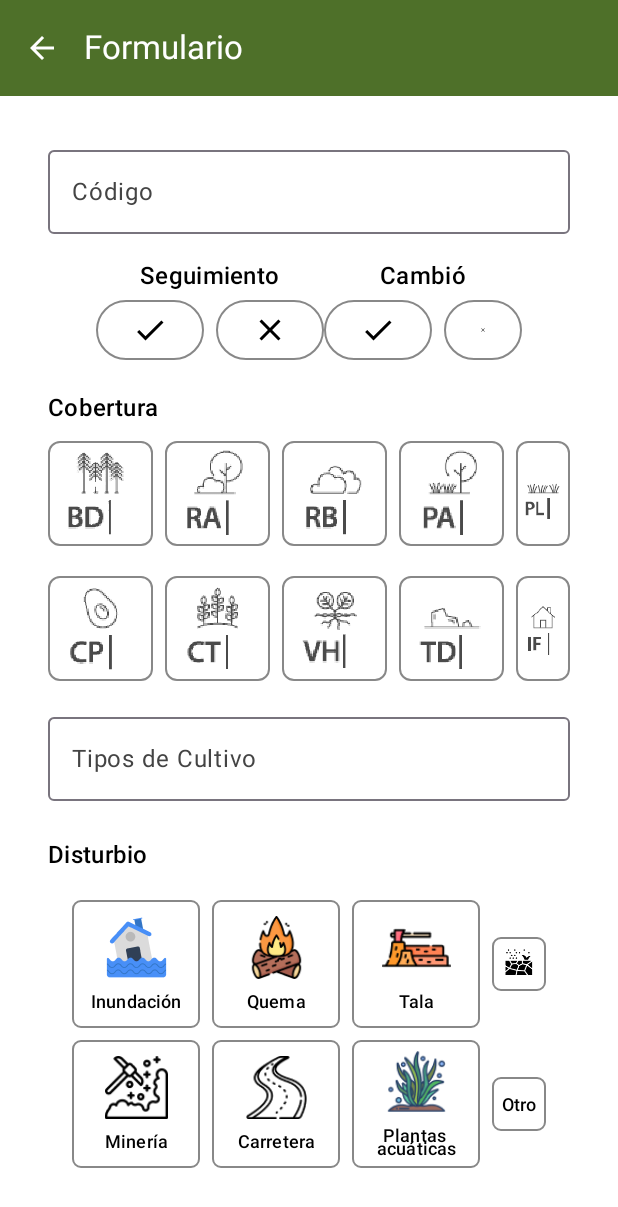
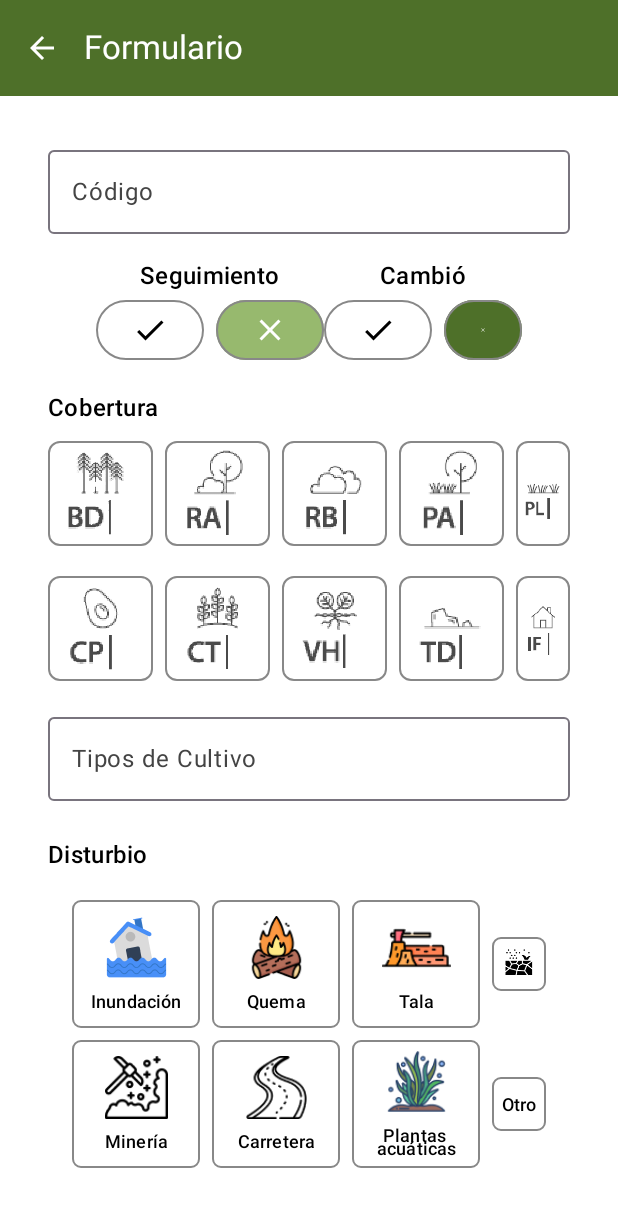
Before and after one commit to 4xlRose/Koalandroid, an Android app built with Jetpack Compose: the @Preview function PreviewFormularioSeguimiento, on a phone screen of 412 x 824 dp. Shown: the top 1207 px of the screen. Run offline under Robolectric (Android 15) with nearby library versions, the phone set to English and light mode, and no system bars; our stand-ins replace Room's generated code; libraries missing offline, so code that uses them is left out: androidx.camera.core, androidx.camera.view.

Commit message:
Datos de seguimiento a base de datos / Falta codigo y observaciones

```diff
--- a/app/src/main/java/com/example/koadex/Views/FormularioSeguimiento.kt
+++ b/app/src/main/java/com/example/koadex/Views/FormularioSeguimiento.kt
@@ -22,6 +22,7 @@ import androidx.compose.ui.graphics.Color
 import androidx.compose.ui.res.colorResource
 import androidx.compose.ui.res.painterResource
 import androidx.compose.ui.res.stringResource
+import androidx.compose.ui.text.font.FontWeight
 import androidx.compose.ui.text.style.TextAlign
 import androidx.compose.ui.tooling.preview.Preview
 import androidx.compose.ui.unit.dp
@@ -32,7 +33,12 @@ import androidx.navigation.compose.rememberNavController
 import com.example.koadex.AppViewModelProvider
 import com.example.koadex.R
 import com.example.koadex.ViewModels.FomularioEspecies_ViewModel
+import com.example.koadex.ui.form.FollowUpFormDetails
+import com.example.koadex.ui.form.FollowUpFormUiState
+import com.example.koadex.ui.form.FormFollowDBViewModel
 import com.example.koadex.ui.principal.KoadexViewModel
+import kotlinx.coroutines.coroutineScope
+import kotlinx.coroutines.launch
 
 @RequiresApi(Build.VERSION_CODES.P)
 @OptIn(ExperimentalMaterial3Api::class)
@@ -41,8 +47,10 @@ fun FormularioSeguimiento(
     //activity: MainActivity,
     navController: NavHostController,
     modifier: Modifier = Modifier,
-    //viewModel: KoadexViewModel = viewModel(factory = AppViewModelProvider.Factory)
+    viewModel: FormFollowDBViewModel = viewModel(factory = AppViewModelProvider.Factory)
 ) {
+    val coroutineScope = rememberCoroutineScope()
+
     Scaffold(
         modifier = Modifier
             .fillMaxSize()
@@ -69,7 +77,15 @@ fun FormularioSeguimiento(
         FormularioSeguimientoScreen(
             //activity = activity,
             navController = navController,
-            modifier = Modifier.padding(paddingValues)
+            formUiState = viewModel.formFollowUiState,
+            onFormValueChange = viewModel::updateFollowUpFormUiState,
+            onSaveClick = {
+                coroutineScope.launch {
+                    viewModel.saveFollowForm()
+                    navController.navigate("TiposForms")
+                }
+            },
+            modifier = Modifier.padding(paddingValues),
         )
     }
 }
@@ -79,14 +95,17 @@ fun FormularioSeguimiento(
 fun FormularioSeguimientoScreen(
     //activity: MainActivity,
     navController: NavHostController,
-    modifier: Modifier = Modifier
+    modifier: Modifier = Modifier,
+    formUiState: FollowUpFormUiState,
+    onFormValueChange: (FollowUpFormDetails) -> Unit,
+    onSaveClick: () -> Unit
 ) {
     val scrollState = rememberScrollState()
     // Estado para los botones seleccionados
-    val coberturaSeleccionada = remember { mutableStateOf(-1) }
+    /*val coberturaSeleccionada = remember { mutableStateOf(-1) }
     val disturbioSeleccionado = remember { mutableStateOf(-1) }
     val seguimientoSeleccionado = remember { mutableStateOf(-1) } // Estado para los botones de Seguimiento
-    val cambioSeleccionado = remember { mutableStateOf(-1) } // Estado para los botones de Cambió
+    val cambioSeleccionado = remember { mutableStateOf(-1) } // Estado para los botones de Cambió*/
     val viewModel = FomularioEspecies_ViewModel()
     val green700 = colorResource(id = R.color.green_700)
     var codigo by remember { mutableStateOf("") } // Estado para Observaciones
@@ -126,21 +145,21 @@ fun FormularioSeguimientoScreen(
                     color = Color.Black)
                 Row(horizontalArrangement = Arrangement.spacedBy(8.dp)) {
                     OutlinedButton(
-                        onClick = { seguimientoSeleccionado.value = 0 }, // Marca el botón como seleccionado
+                        onClick = { onFormValueChange(formUiState.formsFollowUpDetails.copy(followUp = true)) }, // Marca el botón como seleccionado
                         border = BorderStroke(1.dp, Color.Gray),
                         colors = ButtonDefaults.outlinedButtonColors(
-                            containerColor = if (seguimientoSeleccionado.value == 0) Color(0xFF97B96E) else Color.White,
-                            contentColor = if (seguimientoSeleccionado.value == 0) Color.White else Color.Black
+                            containerColor = if (formUiState.formsFollowUpDetails.followUp) Color(0xFF97B96E) else Color.White,
+                            contentColor = if (formUiState.formsFollowUpDetails.followUp) Color.White else Color.Black
                         )
                     ) {
                         Icon(Icons.Default.Check, contentDescription = "Check")
                     }
                     OutlinedButton(
-                        onClick = { seguimientoSeleccionado.value = 1 }, // Marca el botón como seleccionado
+                        onClick = { onFormValueChange(formUiState.formsFollowUpDetails.copy(followUp = false)) }, // Marca el botón como seleccionado
                         border = BorderStroke(1.dp, Color.Gray),
                         colors = ButtonDefaults.outlinedButtonColors(
-                            containerColor = if (seguimientoSeleccionado.value == 1) Color(0xFF97B96E) else Color.White,
-                            contentColor = if (seguimientoSeleccionado.value == 1) Color.White else Color.Black
+                            containerColor = if (!formUiState.formsFollowUpDetails.followUp) Color(0xFF97B96E) else Color.White,
+                            contentColor = if (!formUiState.formsFollowUpDetails.followUp) Color.White else Color.Black
                         )
                     ) {
                         Icon(Icons.Default.Close, contentDescription = "Close")
@@ -153,21 +172,21 @@ fun FormularioSeguimientoScreen(
                     color = Color.Black)
                 Row(horizontalArrangement = Arrangement.spacedBy(8.dp)) {
                     OutlinedButton(
-                        onClick = { cambioSeleccionado.value = 0 }, // Marca el botón como seleccionado
+                        onClick = { onFormValueChange(formUiState.formsFollowUpDetails.copy(change = true)) }, // Marca el botón como seleccionado
                         border = BorderStroke(1.dp, Color.Gray),
                         colors = ButtonDefaults.outlinedButtonColors(
-                            containerColor = if (cambioSeleccionado.value == 0) Color(0xFF4E7029) else Color.White,
-                            contentColor = if (cambioSeleccionado.value == 0) Color.White else Color.Black
+                            containerColor = if (formUiState.formsFollowUpDetails.change) Color(0xFF4E7029) else Color.White,
+                            contentColor = if (formUiState.formsFollowUpDetails.change) Color.White else Color.Black
                         )
                     ) {
                         Icon(Icons.Default.Check, contentDescription = "Check")
                     }
                     OutlinedButton(
-                        onClick = { cambioSeleccionado.value = 1 }, // Marca el botón como seleccionado
+                        onClick = { onFormValueChange(formUiState.formsFollowUpDetails.copy(change = false)) }, // Marca el botón como seleccionado
                         border = BorderStroke(1.dp, Color.Gray),
                         colors = ButtonDefaults.outlinedButtonColors(
-                            containerColor = if (cambioSeleccionado.value == 1) Color(0xFF4E7029) else Color.White,
-                            contentColor = if (cambioSeleccionado.value == 1) Color.White else Color.Black
+                            containerColor = if (!formUiState.formsFollowUpDetails.change) Color(0xFF4E7029) else Color.White,
+                            contentColor = if (!formUiState.formsFollowUpDetails.change) Color.White else Color.Black
                         )
                     ) {
                         Icon(Icons.Default.Close, contentDescription = "Close")
@@ -185,8 +204,6 @@ fun FormularioSeguimientoScreen(
 
         Spacer(modifier = Modifier.height(10.dp))
 
-        val coberturaSeleccionada = remember { mutableIntStateOf(-1) } // Estado compartido
-
         Box(
             modifier = Modifier.fillMaxWidth(),
             contentAlignment = Alignment.Center
@@ -200,18 +217,18 @@ fun FormularioSeguimientoScreen(
                     horizontalArrangement = Arrangement.spacedBy(8.dp),
                     modifier = Modifier.fillMaxWidth()
                 ) {
-                    (0..4).forEach { index -> // Iterar por los botones de la fila
+                    (1..5).forEach { index -> // Iterar por los botones de la fila
                         CoberturaButton(
-                            index = index + 1, // Índice visible comienza en 1
+                            index = index,
                             icon = when (index) {
-                                0 -> R.drawable.bd_cobertura
-                                1 -> R.drawable.ra_cobertura
-                                2 -> R.drawable.rb_cobertura
-                                3 -> R.drawable.pa_cobertura
+                                1 -> R.drawable.bd_cobertura
+                                2 -> R.drawable.ra_cobertura
+                                3 -> R.drawable.rb_cobertura
+                                4 -> R.drawable.pa_cobertura
                                 else -> R.drawable.pl_cobertura
                             },
-                            isSelected = coberturaSeleccionada.intValue == index,
-                            onClick = { coberturaSeleccionada.intValue = index }
+                            isSelected = formUiState.formsFollowUpDetails.idCoverage == index,
+                            onClick = { onFormValueChange(formUiState.formsFollowUpDetails.copy(idCoverage = index)) }
                         )
                     }
                 }
@@ -223,18 +240,18 @@ fun FormularioSeguimientoScreen(
                     horizontalArrangement = Arrangement.spacedBy(8.dp),
                     modifier = Modifier.fillMaxWidth()
                 ) {
-                    (5..9).forEach { index -> // Iterar por los botones de la fila
+                    (6..10).forEach { index -> // Iterar por los botones de la fila
                         CoberturaButton(
-                            index = index + 1,
+                            index = index,
                             icon = when (index) {
-                                5 -> R.drawable.cp_cobertura
-                                6 -> R.drawable.ct_cobertura
-                                7 -> R.drawable.vh_cobertura
-                                8 -> R.drawable.td_cobertura
+                                6 -> R.drawable.cp_cobertura
+                                7 -> R.drawable.ct_cobertura
+                                8 -> R.drawable.vh_cobertura
+                                9 -> R.drawable.td_cobertura
                                 else -> R.drawable.if_cobertura
                             },
-                            isSelected = coberturaSeleccionada.intValue == index,
-                            onClick = { coberturaSeleccionada.intValue = index }
+                            isSelected = formUiState.formsFollowUpDetails.idCoverage == index,
+                            onClick = { onFormValueChange(formUiState.formsFollowUpDetails.copy(idCoverage = index)) }
                         )
                     }
                 }
@@ -246,8 +263,8 @@ fun FormularioSeguimientoScreen(
 
         // CAMPO TIPO DE CULTIVO
         OutlinedTextField(
-            value = tipoCultivo,
-            onValueChange = {tipoCultivo = it },
+            value = formUiState.formsFollowUpDetails.cropType,
+            onValueChange = { onFormValueChange(formUiState.formsFollowUpDetails.copy(cropType = it)) },
             label = { Text("Tipos de Cultivo", color = Color.DarkGray) },
             modifier = Modifier.fillMaxWidth()
         )
@@ -277,26 +294,26 @@ fun FormularioSeguimientoScreen(
                     DisturbioButton(
                         icon = R.drawable.inundacion_1,
                         text = "Inundación",
-                        isSelected = disturbioSeleccionado.value == 0,
-                        onClick = { disturbioSeleccionado.value = 0 }
+                        isSelected = formUiState.formsFollowUpDetails.idDisturbance == 1,
+                        onClick = { onFormValueChange(formUiState.formsFollowUpDetails.copy(idDisturbance = 1)) }
                     )
                     DisturbioButton(
                         icon = R.drawable.hoguera_1,
                         text = "Quema",
-                        isSelected = disturbioSeleccionado.value == 1,
-                        onClick = { disturbioSeleccionado.value = 1 }
+                        isSelected = formUiState.formsFollowUpDetails.idDisturbance == 2,
+                        onClick = { onFormValueChange(formUiState.formsFollowUpDetails.copy(idDisturbance = 2)) }
                     )
                     DisturbioButton(
                         icon = R.drawable.tala_de_arboles_1,
                         text = "Tala",
-                        isSelected = disturbioSeleccionado.value == 2,
-                        onClick = { disturbioSeleccionado.value = 2 }
+                        isSelected = formUiState.formsFollowUpDetails.idDisturbance == 3,
+                        onClick = { onFormValueChange(formUiState.formsFollowUpDetails.copy(idDisturbance = 3)) }
                     )
                     DisturbioButton(
                         icon = R.drawable.polvo_1,
                         text = "Erosión",
-                        isSelected = disturbioSeleccionado.value == 3,
-                        onClick = { disturbioSeleccionado.value = 3 }
+                        isSelected = formUiState.formsFollowUpDetails.idDisturbance == 4,
+                        onClick = { onFormValueChange(formUiState.formsFollowUpDetails.copy(idDisturbance = 4)) }
                     )
                 }
 
@@ -309,25 +326,25 @@ fun FormularioSeguimientoScreen(
                     DisturbioButton(
                         icon = R.drawable.mineria_1,
                         text = "Minería",
-                        isSelected = disturbioSeleccionado.value == 4,
-                        onClick = { disturbioSeleccionado.value = 4 }
+                        isSelected = formUiState.formsFollowUpDetails.idDisturbance == 5,
+                        onClick = { onFormValueChange(formUiState.formsFollowUpDetails.copy(idDisturbance = 5)) }
                     )
                     DisturbioButton(
                         icon = R.drawable.camino_1,
                         text = "Carretera",
-                        isSelected = disturbioSeleccionado.value == 5,
-                        onClick = { disturbioSeleccionado.value = 5 }
+                        isSelected = formUiState.formsFollowUpDetails.idDisturbance == 6,
+                        onClick = { onFormValueChange(formUiState.formsFollowUpDetails.copy(idDisturbance = 6)) }
                     )
                     DisturbioButton(
                         icon = R.drawable.algas_marinas_1,
                         text = "Plantas \nacuáticas",
-                        isSelected = disturbioSeleccionado.value == 6,
-                        onClick = { disturbioSeleccionado.value = 6 }
+                        isSelected = formUiState.formsFollowUpDetails.idDisturbance == 7,
+                        onClick = { onFormValueChange(formUiState.formsFollowUpDetails.copy(idDisturbance = 7)) }
                     )
                     DisturbioButton(
                         text = "Otro",
-                        isSelected = disturbioSeleccionado.value == 7,
-                        onClick = { disturbioSeleccionado.value = 7 }
+                        isSelected = formUiState.formsFollowUpDetails.idDisturbance == 8,
+                        onClick = { onFormValueChange(formUiState.formsFollowUpDetails.copy(idDisturbance = 8)) }
                     )
                 }
             }
@@ -358,6 +375,29 @@ fun FormularioSeguimientoScreen(
         Spacer(modifier = Modifier.height(16.dp))
 
         viewModel.Atras_enviar(navController, green700)
+
+        /*// Submit button -PARA PRUEBAS-
+        Row(
+            modifier = Modifier.fillMaxWidth(),
+            horizontalArrangement = Arrangement.Center
+        ) {
+            Button(
+                shape = RoundedCornerShape(6.dp),
+                colors = ButtonDefaults.buttonColors(
+                    containerColor = Color(0xFF4E7029)
+                ),
+                modifier = Modifier
+                    .padding(40.dp)
+                    .fillMaxWidth(),
+                onClick = {
+                    onSaveClick()
+
+                },
+                // enabled = formUiState.isEntryValid
+            ) {
+                Text("SIGUIENTE", fontWeight = FontWeight.Bold, color = Color.White)
+            }
+        }*/
 
         Spacer(modifier = Modifier.height(50.dp))
 
```
